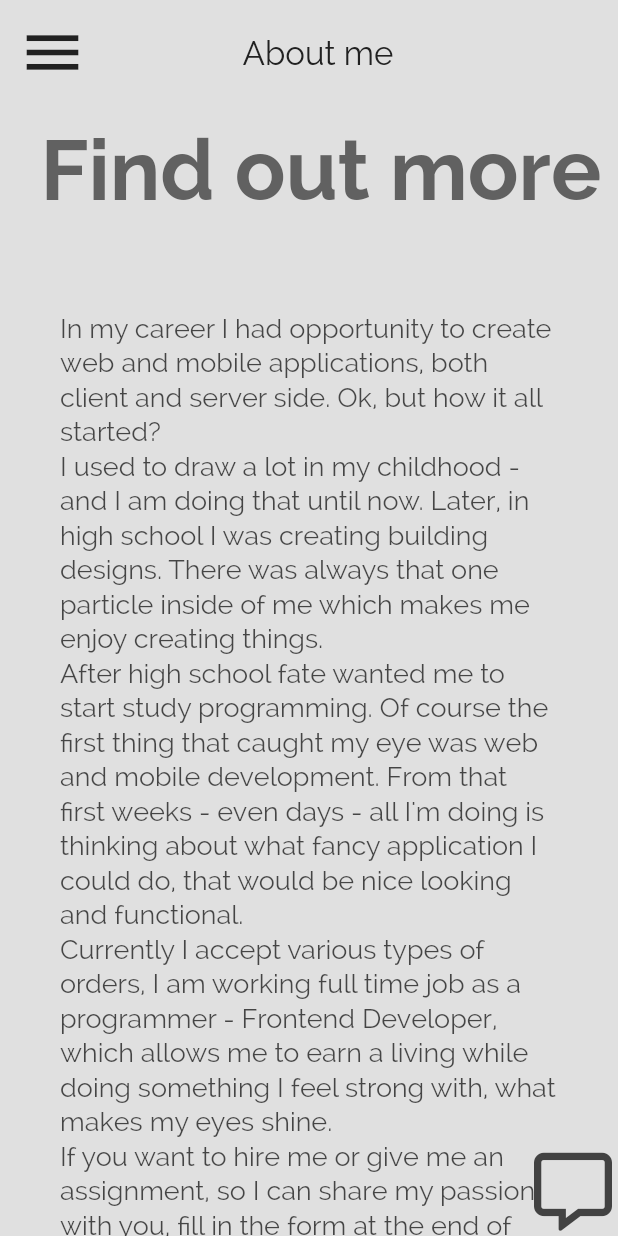
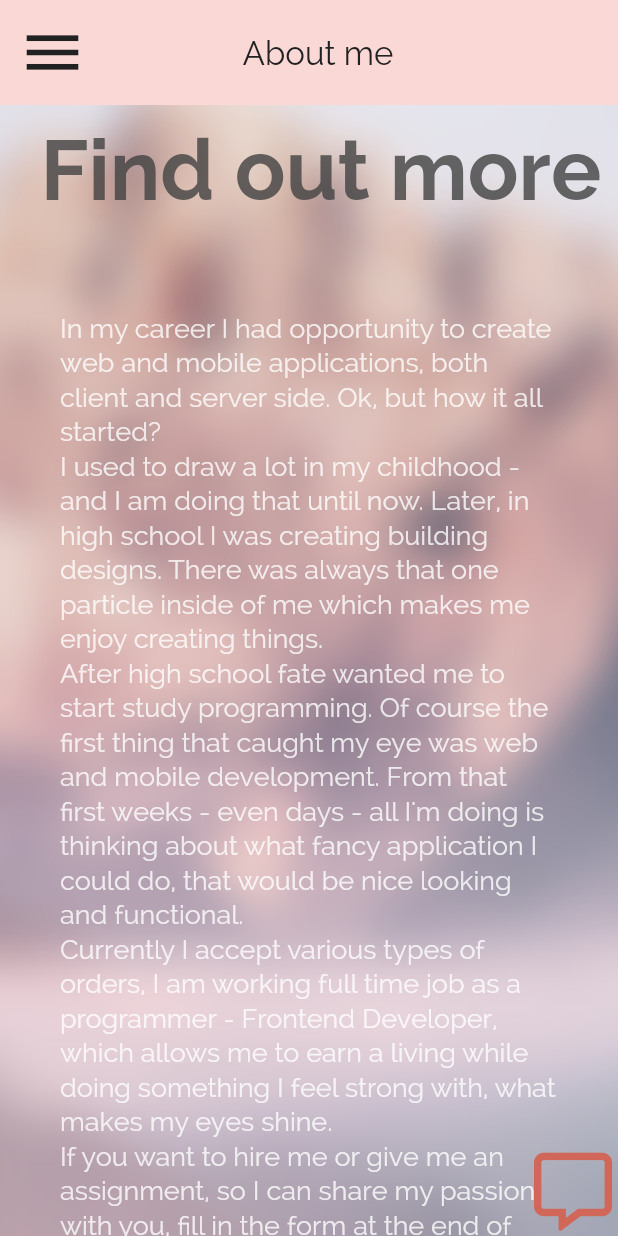
Before and after one commit to wojciechkubiak/flutter-site, a Flutter app: the screen it shows after launch, after a tap on "Find out more", on a phone screen of 412 x 824 dp. Run offline on Flutter 3.47's test engine with Material 2 defaults, Android fonts, the phone set to English and light mode, and no system bars; drawn by our look-alikes of flutter_zoom_drawer; our stand-ins replace bloc, blur, carousel_slider, dio, equatable, flutter_bloc and 5 more.

Commit message:
Style update

```diff
--- a/lib/config/colors.dart
+++ b/lib/config/colors.dart
@@ -15,4 +15,11 @@ Map<int, Color> headerColor = {
 
 class CustomColors {
   MaterialColor customWhite = MaterialColor(0xFFFFFFFF, headerColor);
+
+  Color cinnabar = Color(0xFFEF3E36);
+  Color maximumBlueGreen = Color(0xFF17BEBB);
+  Color raisinBlack = Color(0xFF2E282A);
+  Color raisinBlackDarker = Color(0xFF1B1819);
+  Color macaroniAndCheese = Color(0xFFEDB88B);
+  Color paloPing = Color(0xFFFAD8D6);
 }
--- a/lib/pages/about.dart
+++ b/lib/pages/about.dart
@@ -1,5 +1,6 @@
 import 'package:flutter/material.dart';
 import 'package:flutter_bloc/flutter_bloc.dart';
+import 'package:mysite/config/colors.dart';
 
 import '../widgets/widgets.dart';
 import '../bloc/home/home_bloc.dart';
@@ -19,7 +20,10 @@ class _AboutState extends State<About> {
     return PageBuilder(
       child: _body(context),
       decoration: BoxDecoration(
-        color: Colors.grey[300],
+        image: DecorationImage(
+          image: AssetImage('assets/2bgb.jpg'),
+          fit: BoxFit.cover,
+        ),
       ),
       activePage: ActivePage.ABOUT,
     );
@@ -71,7 +75,7 @@ Currently I accept various types of orders, I am working full time job as a prog
 If you want to hire me or give me an assignment, so I can share my passion with you, fill in the form at the end of the website or just go into one of my social medias and message me.''',
                   style: TextStyle(
                     fontSize: isHDRady ? 18 : 22,
-                    color: Colors.black87,
+                    color: Colors.white,
                     fontFamily: 'Raleway',
                     fontWeight: FontWeight.w400,
                     height: 1.3,
@@ -101,6 +105,7 @@ If you want to hire me or give me an assignment, so I can share my passion with
                           fontSize: isHDRady ? 32 : 42,
                           height: 1.5,
                           fontFamily: 'Raleway',
+                          color: Colors.grey[700],
                           fontWeight: FontWeight.w600,
                         ),
                       ),
@@ -111,7 +116,7 @@ If you want to hire me or give me an assignment, so I can share my passion with
                         .add(HomeTechnologiesShow()),
                     icon: Icon(
                       Icons.arrow_forward,
-                      color: Colors.grey[800],
+                      color: CustomColors().cinnabar,
                       size: 48,
                     ),
                   ),
--- a/lib/pages/landing.dart
+++ b/lib/pages/landing.dart
@@ -17,7 +17,7 @@ class Landing extends StatelessWidget {
       activePage: ActivePage.LANDING,
       decoration: BoxDecoration(
         image: DecorationImage(
-          image: AssetImage('assets/2.png'),
+          image: AssetImage('assets/2bg.jpg'),
           fit: BoxFit.cover,
         ),
       ),
@@ -47,7 +47,7 @@ class Landing extends StatelessWidget {
                   : width < 1600
                       ? 72
                       : 96,
-              color: Colors.grey[700],
+              color: Colors.white,
               fontWeight: FontWeight.bold,
               fontFamily: 'Rucas',
             ),
--- a/lib/pages/page_builder.dart
+++ b/lib/pages/page_builder.dart
@@ -7,7 +7,7 @@ import 'package:font_awesome_flutter/font_awesome_flutter.dart';
 import 'package:flutter_zoom_drawer/flutter_zoom_drawer.dart';
 import 'package:responsive_builder/responsive_builder.dart';
 import './../models/models.dart';
-
+import './../config/colors.dart';
 import '../widgets/widgets.dart';
 
 class PageBuilder extends StatefulWidget {
@@ -98,7 +98,7 @@ class _PageBuilderState extends State<PageBuilder> {
       menuScreen: Container(
         width: double.infinity,
         height: double.infinity,
-        color: Colors.grey[500],
+        color: Color(0xFF252525),
         child: Column(
           crossAxisAlignment: CrossAxisAlignment.start,
           mainAxisAlignment: MainAxisAlignment.spaceBetween,
@@ -182,9 +182,7 @@ class _PageBuilderState extends State<PageBuilder> {
                           borderRadius: width < 600
                               ? BorderRadius.zero
                               : BorderRadius.all(Radius.circular(10)),
-                          color: width < 700
-                              ? Colors.grey[300]
-                              : Color(0xFFF9F9F9),
+                          color: Color(0xFFDDE8FF),
                           boxShadow: [
                             BoxShadow(
                               blurRadius: 2,
@@ -266,7 +264,7 @@ class _PageBuilderState extends State<PageBuilder> {
                               SizedBox(
                                 height: 60,
                                 child: SpinKitFadingCube(
-                                  color: Colors.grey[800],
+                                  color: Color(0xFFD16758),
                                   size: 32,
                                 ),
                               ),
@@ -305,9 +303,7 @@ class _PageBuilderState extends State<PageBuilder> {
                             ? FontAwesomeIcons.commentAlt
                             : FontAwesomeIcons.solidCommentAlt,
                         size: 52,
-                        color: hover || width < 600
-                            ? Colors.grey[800]
-                            : Colors.grey[600],
+                        color: Color(0xFFD16758),
                       ),
                     ),
                   ),
--- a/lib/pages/projects.dart
+++ b/lib/pages/projects.dart
@@ -35,7 +35,10 @@ class _ProjectsState extends State<Projects> {
     return PageBuilder(
       child: _body(),
       decoration: BoxDecoration(
-        color: Colors.grey[300],
+        image: DecorationImage(
+          image: AssetImage('assets/2bgb.jpg'),
+          fit: BoxFit.cover,
+        ),
       ),
       activePage: ActivePage.PROJECTS,
     );
--- a/lib/services/home_service.dart
+++ b/lib/services/home_service.dart
@@ -1,9 +1,6 @@
 import 'dart:async';
 
 import '../config/config_service.dart';
-import '../exceptions/exceptions.dart';
-import '../models/models.dart';
-import 'dart:convert';
 
 abstract class DataHomeService extends ConfigService {}
 
--- a/lib/widgets/custom_round_button.dart
+++ b/lib/widgets/custom_round_button.dart
@@ -1,4 +1,5 @@
 import 'package:flutter/material.dart';
+import 'package:mysite/config/colors.dart';
 
 class CustomRoundButton extends StatefulWidget {
   final String text;
@@ -46,7 +47,7 @@ class _CustomRoundButtonState extends State<CustomRoundButton> {
             color: widget.isActive
                 ? hover
                     ? Color(0xFF424242)
-                    : Color(0xFF545454)
+                    : Color(0xFFD16758)
                 : Colors.transparent,
             borderRadius: BorderRadius.all(Radius.circular(40)),
             border: new Border.all(
--- a/lib/widgets/custom_textfield.dart
+++ b/lib/widgets/custom_textfield.dart
@@ -1,4 +1,5 @@
 import 'package:flutter/material.dart';
+import 'package:mysite/config/colors.dart';
 
 class CustomTextfield extends StatelessWidget {
   final String hint;
@@ -29,7 +30,7 @@ class CustomTextfield extends StatelessWidget {
     return Container(
       padding: EdgeInsets.symmetric(vertical: 24),
       child: TextField(
-        cursorColor: Colors.grey[900],
+        cursorColor: Color(0xFFD16758),
         minLines: minLines,
         maxLines: maxLines,
         keyboardType: keyboardType,
@@ -40,7 +41,7 @@ class CustomTextfield extends StatelessWidget {
         onEditingComplete: onEditingComplete,
         style: TextStyle(
           fontSize: 20,
-          color: Colors.black87,
+          color: Colors.black,
           fontFamily: 'Raleway',
           fontWeight: FontWeight.w400,
         ),
--- a/lib/widgets/navbar.dart
+++ b/lib/widgets/navbar.dart
@@ -1,6 +1,7 @@
 import 'package:flutter/material.dart';
 import 'package:flutter_bloc/flutter_bloc.dart';
 import 'package:flutter_zoom_drawer/flutter_zoom_drawer.dart';
+import 'package:mysite/config/colors.dart';
 import 'package:mysite/widgets/website_logo.dart';
 import 'package:responsive_builder/responsive_builder.dart';
 import './../models/models.dart';
@@ -75,7 +76,7 @@ class _NavbarState extends State<Navbar> {
             width: double.infinity,
             decoration: BoxDecoration(
               color: widget.activePage != ActivePage.LANDING
-                  ? Colors.grey[300]
+                  ? CustomColors().paloPing
                   : Colors.transparent,
             ),
             child: Row(
@@ -145,8 +146,8 @@ class _NavbarState extends State<Navbar> {
       width: double.infinity,
       height: 70,
       decoration: BoxDecoration(
-        color: widget.activePage != ActivePage.LANDING
-            ? Colors.grey[300]
+        color: widget.activePage != ActivePage.LANDING && isCompact
+            ? CustomColors().paloPing
             : Colors.transparent,
       ),
       child: Row(
```
Also changed, not shown: lib/pages/technologies.dart (+6 -2 lines), lib/widgets/project_card.dart (+2 -9 lines), assets/2.png (deleted), assets/2bg.jpg (added), assets/2bgb.jpg (added), 1 other file.
